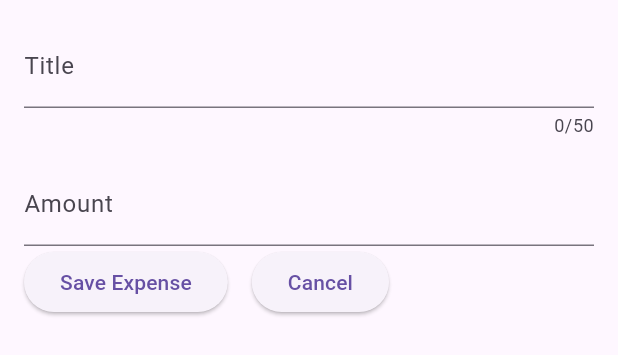
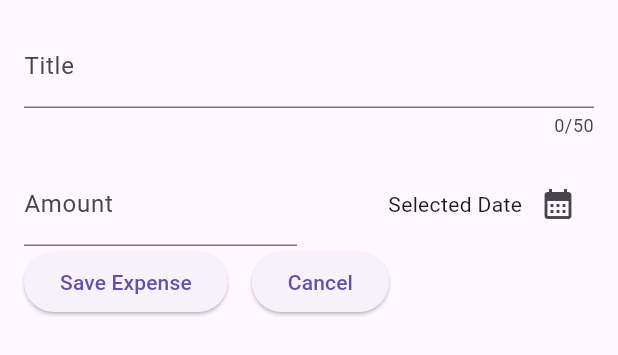
Before and after one commit to AmmarSultanDev/expense_tracker, a Flutter app: the NewExpense widget shown alone on an empty page, opened directly, on a phone screen of 412 x 824 dp. Shown: the top 355 px of the screen. Run offline on Flutter 3.47's test engine with Material 3 defaults, Android fonts, the phone set to English and light mode, and no system bars.

Commit message:
refactor: Update NewExpense widget to use DatePicker

```diff
--- a/lib/widgets/new_expense.dart
+++ b/lib/widgets/new_expense.dart
@@ -10,6 +10,17 @@ class NewExpense extends StatefulWidget {
 class _NewExpenseState extends State<NewExpense> {
   final _titleController = TextEditingController();
   final _amountController = TextEditingController();
+
+  void _presentDatePicker() {
+    final now = DateTime.now();
+    final firstDate = DateTime(now.year - 1, now.month, now.day);
+    showDatePicker(
+      context: context,
+      initialDate: now,
+      firstDate: firstDate,
+      lastDate: now,
+    );
+  }
 
   @override
   void dispose() {
@@ -30,11 +41,31 @@ class _NewExpenseState extends State<NewExpense> {
             decoration: const InputDecoration(labelText: 'Title'),
           ),
           const SizedBox(height: 16),
-          TextField(
-            controller: _amountController,
-            decoration:
-                const InputDecoration(prefixText: '\$', labelText: 'Amount'),
-            keyboardType: const TextInputType.numberWithOptions(decimal: true),
+          Row(
+            children: [
+              Expanded(
+                child: TextField(
+                  controller: _amountController,
+                  decoration: const InputDecoration(
+                      prefixText: '\$', labelText: 'Amount'),
+                  keyboardType:
+                      const TextInputType.numberWithOptions(decimal: true),
+                ),
+              ),
+              const SizedBox(width: 16),
+              Expanded(
+                  child: Row(
+                mainAxisAlignment: MainAxisAlignment.end,
+                crossAxisAlignment: CrossAxisAlignment.center,
+                children: [
+                  const Text('Selected Date'),
+                  IconButton(
+                    onPressed: _presentDatePicker,
+                    icon: const Icon(Icons.calendar_month),
+                  ),
+                ],
+              ))
+            ],
           ),
           Row(
             children: [
```
